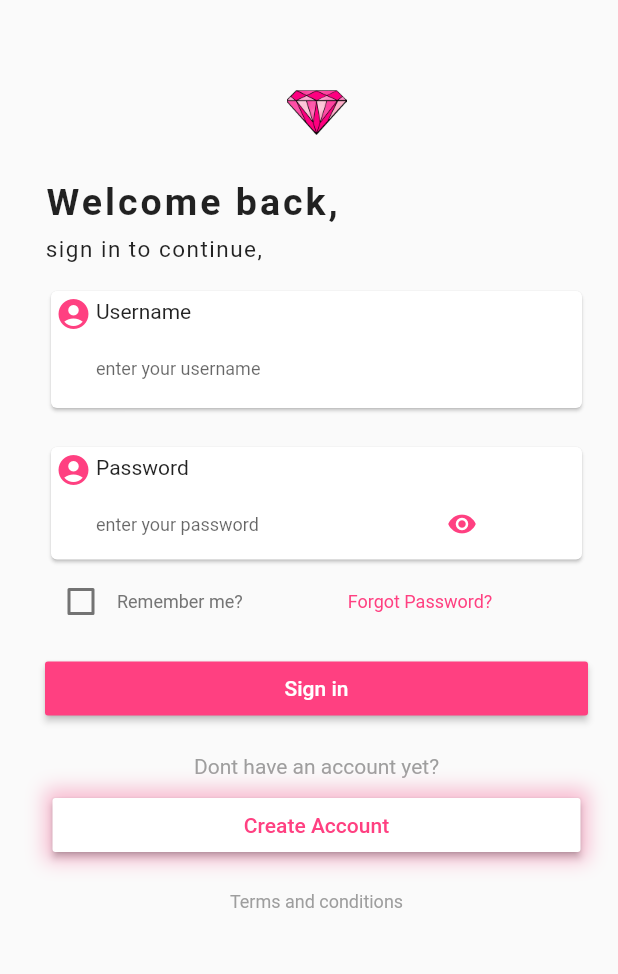
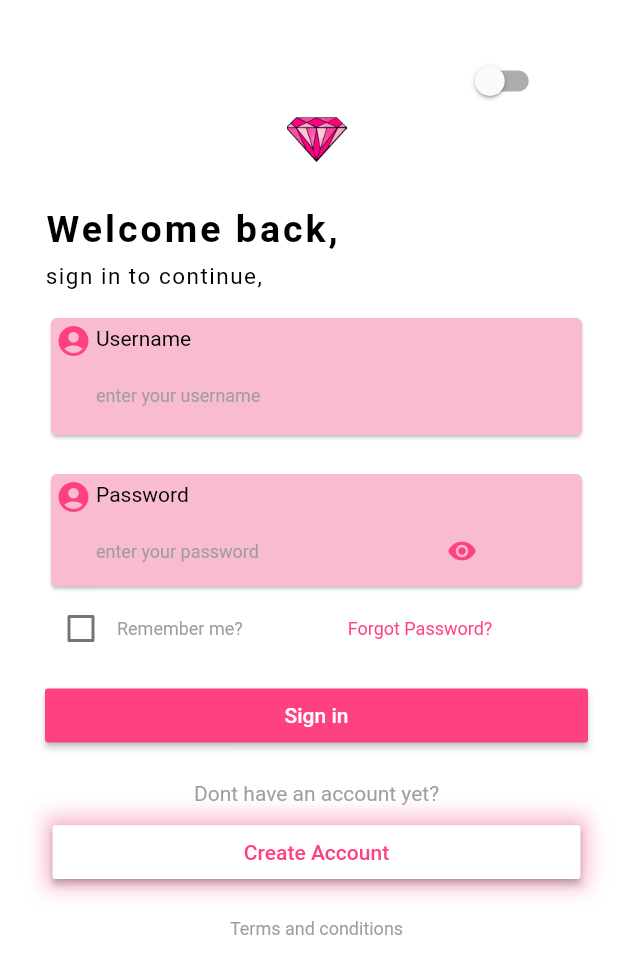
Before and after one commit to KimiyaZargari/flutter-weather-app, a Flutter app: the screen it shows after launch, on a phone screen of 412 x 824 dp. Shown: the top 974 px of the screen. Run offline on Flutter 3.47's test engine with Material 2 defaults, Android fonts, the phone set to English and light mode, and no system bars; our stand-ins replace dio.

Commit message:
add dark theme to login page

```diff
--- a/lib/pages/loading.dart
+++ b/lib/pages/loading.dart
@@ -25,6 +25,9 @@ class _LoadingState extends State<Loading> {
             'units': 'metric',
             'appid': '121bfe664777c886e1481f7feb830455'
           });
+
+      Response response2 = await Dio().post('https://postman-echo.com/post', data: 'num num');
+      print('kimiya $response2');
       WeatherData weatherData = weatherListFromJson(response.toString());
       Navigator.pushReplacementNamed(context, '/home', arguments: {
         'email': widget.loginData['email'],
--- a/lib/pages/login.dart
+++ b/lib/pages/login.dart
@@ -1,9 +1,9 @@
 import 'package:flutter/material.dart';
 import 'package:loginapp/loginModel.dart';
+import 'package:loginapp/theme.dart';
 import 'package:provider/provider.dart';
 
-void main() => runApp(MyApp()
-    );
+void main() => runApp(MyApp());
 
 class MyApp extends StatelessWidget {
   @override
@@ -16,18 +16,43 @@ class MyApp extends StatelessWidget {
 
 class Login extends StatelessWidget {
   final GlobalKey<FormState> _formKey = GlobalKey<FormState>();
+  bool switchOn = false;
+
   @override
   Widget build(BuildContext context) {
-    return Scaffold(
-      body: ChangeNotifierProvider<LoginModel>(
-        create: (context) => LoginModel(), child: SingleChildScrollView(
+    return MultiProvider(
+      providers: [
+        ChangeNotifierProvider(create: (context) => LoginModel()),
+        ChangeNotifierProvider(create: (context) => AppTheme()),
+      ],
+      child: Consumer<AppTheme>(
+        builder: (_, appTheme, __) => Scaffold(
+          backgroundColor: appTheme.backgroundColor,
+          body: SingleChildScrollView(
             child: Container(
               child: Padding(
-              padding: new EdgeInsets.fromLTRB(30.0, 60, 20, 30),
+                padding: new EdgeInsets.fromLTRB(30.0, 30, 20, 30),
                 child: Column(
                   mainAxisAlignment: MainAxisAlignment.start,
                   crossAxisAlignment: CrossAxisAlignment.stretch,
                   children: <Widget>[
+                    Padding(
+                      padding: const EdgeInsets.fromLTRB(
+                        250,
+                        0,
+                        0,
+                        0,
+                      ),
+                      child: Switch(
+                          value: appTheme.isDark,
+                          activeColor: Colors.deepOrange,
+                          onChanged: (bool value) {
+                            if (!appTheme.isDark)
+                              appTheme.darkTheme();
+                            else
+                              appTheme.lightTheme();
+                          }),
+                    ),
                     Image.asset(
                       'assets/logo.png',
                       width: 30,
@@ -39,6 +64,7 @@ class Login extends StatelessWidget {
                     Text(
                       'Welcome back,',
                       style: TextStyle(
+                        color: appTheme.mainText,
                         fontSize: 25,
                         fontWeight: FontWeight.bold,
                         letterSpacing: 2.0,
@@ -50,6 +76,7 @@ class Login extends StatelessWidget {
                     Text(
                       'sign in to continue,',
                       style: TextStyle(
+                        color: appTheme.mainText,
                         fontSize: 15,
                         letterSpacing: 1.0,
                       ),
@@ -64,29 +91,37 @@ class Login extends StatelessWidget {
                           child: Column(
                             children: <Widget>[
                               Card(
+                                color: appTheme.cardColor,
                                 child: Column(
                                   mainAxisAlignment: MainAxisAlignment.start,
-                                crossAxisAlignment: CrossAxisAlignment.stretch,
+                                  crossAxisAlignment:
+                                      CrossAxisAlignment.stretch,
                                   children: <Widget>[
                                     Row(
-                                    mainAxisAlignment: MainAxisAlignment.start,
-                                    crossAxisAlignment: CrossAxisAlignment.center,
+                                      mainAxisAlignment:
+                                          MainAxisAlignment.start,
+                                      crossAxisAlignment:
+                                          CrossAxisAlignment.center,
                                       children: <Widget>[
                                         Padding(
-                                        padding:
-                                            const EdgeInsets.fromLTRB(3, 3, 3, 0),
+                                          padding: const EdgeInsets.fromLTRB(
+                                              3, 3, 3, 0),
                                           child: Icon(
                                             Icons.account_circle,
-                                          color: Colors.pinkAccent,
+                                            color: appTheme.mainColor,
                                           ),
                                         ),
                                         Text(
                                           'Username',
+                                          style: TextStyle(
+                                            color: appTheme.mainText
+                                          ),
                                         ),
                                       ],
                                     ),
                                     Padding(
-                                    padding: EdgeInsets.fromLTRB(30.0, 0, 0, 3),
+                                      padding:
+                                          EdgeInsets.fromLTRB(30.0, 0, 0, 3),
                                       child: TextFormField(
                                         keyboardType: TextInputType.emailAddress,
                                         validator: validateEmail,
@@ -97,6 +132,7 @@ class Login extends StatelessWidget {
                                             border: InputBorder.none,
                                             hintText: 'enter your username',
                                             hintStyle: TextStyle(
+                                              color: appTheme.greyText,
                                               fontSize: 12.0,
                                             )),
                                       ),
@@ -108,24 +144,31 @@ class Login extends StatelessWidget {
                                 height: 18.0,
                               ),
                               Card(
+                                color: appTheme.cardColor,
                                 child: Column(
                                   mainAxisAlignment: MainAxisAlignment.start,
-                                crossAxisAlignment: CrossAxisAlignment.stretch,
+                                  crossAxisAlignment:
+                                      CrossAxisAlignment.stretch,
                                   children: <Widget>[
                                     Row(
-                                    mainAxisAlignment: MainAxisAlignment.start,
-                                    crossAxisAlignment: CrossAxisAlignment.center,
+                                      mainAxisAlignment:
+                                          MainAxisAlignment.start,
+                                      crossAxisAlignment:
+                                          CrossAxisAlignment.center,
                                       children: <Widget>[
                                         Padding(
-                                        padding:
-                                            const EdgeInsets.fromLTRB(3, 3, 3, 0),
+                                          padding: const EdgeInsets.fromLTRB(
+                                              3, 3, 3, 0),
                                           child: Icon(
                                             Icons.account_circle,
-                                          color: Colors.pinkAccent,
+                                            color: appTheme.mainColor,
                                           ),
                                         ),
                                         Text(
                                           'Password',
+                                          style: TextStyle(
+                                              color: appTheme.mainText
+                                          ),
                                         ),
                                       ],
                                     ),
@@ -145,6 +188,7 @@ class Login extends StatelessWidget {
                                                 border: InputBorder.none,
                                                 hintText: 'enter your password',
                                                 hintStyle: TextStyle(
+                                                  color: appTheme.greyText,
                                                   fontSize: 12.0,
                                                 )),
                                           ),
@@ -152,7 +196,8 @@ class Login extends StatelessWidget {
                                       ),
                                       IconButton(
                                         icon: Icon(Icons.remove_red_eye,
-                                          size: 20, color: Colors.pinkAccent),
+                                            size: 20,
+                                            color: appTheme.mainColor),
                                         onPressed: () {
                                           loginInfo.hidePassword =
                                               !loginInfo.hidePassword;
@@ -174,7 +219,7 @@ class Login extends StatelessWidget {
                         Text(
                           'Remember me?',
                           style: TextStyle(
-                          color: Colors.grey[600],
+                            color: appTheme.greyText,
                             fontSize: 12,
                           ),
                         ),
@@ -184,7 +229,7 @@ class Login extends StatelessWidget {
                         Text(
                           'Forgot Password?',
                           style: TextStyle(
-                          color: Colors.pinkAccent,
+                            color: appTheme.mainColor,
                             fontSize: 12,
                           ),
                         )
@@ -199,11 +244,12 @@ class Login extends StatelessWidget {
                           'Sign in',
                           style: TextStyle(color: Colors.white),
                         ),
-                      color: Colors.pinkAccent,
+                        color: appTheme.mainColor,
                         onPressed: () {
                           if (_formKey.currentState.validate()) {
                             _formKey.currentState.save();
-                          Navigator.pushNamed(context, '/loading', arguments: {
+                            Navigator.pushNamed(context, '/loading',
+                                arguments: {
                                   'email': loginInfo.email,
                                   'password': loginInfo.password
                                 });
@@ -220,7 +266,7 @@ class Login extends StatelessWidget {
                       child: Text(
                         'Dont have an account yet?',
                         style: TextStyle(
-                        color: Colors.grey,
+                          color: appTheme.greyText,
                         ),
                       ),
                     ),
@@ -231,7 +277,7 @@ class Login extends StatelessWidget {
                       decoration: BoxDecoration(
                         boxShadow: <BoxShadow>[
                           BoxShadow(
-                          color: Colors.pink[100],
+                            color: appTheme.cardColor,
                             blurRadius: 10,
                           )
                         ],
@@ -239,11 +285,11 @@ class Login extends StatelessWidget {
                       child: Padding(
                         padding: const EdgeInsets.fromLTRB(5, 0, 5, 0),
                         child: RaisedButton(
+                          color: appTheme.backgroundColor,
                           child: Text(
                             'Create Account',
-                          style: TextStyle(color: Colors.pinkAccent),
+                            style: TextStyle(color: appTheme.mainColor),
                           ),
-                        color: Colors.white,
                           onPressed: () {},
                         ),
                       ),
@@ -256,11 +302,12 @@ class Login extends StatelessWidget {
                         'Terms and conditions',
                         style: TextStyle(
                           fontSize: 12,
-                        color: Colors.grey,
+                          color: appTheme.greyText,
                         ),
                       ),
                     )
                   ],
+                ),
               ),
             ),
           ),
--- /dev/null
+++ b/lib/theme.dart
@@ -0,0 +1,30 @@
+import 'package:flutter/material.dart';
+
+class AppTheme extends ChangeNotifier{
+bool isDark = false;
+  Color backgroundColor = Colors.white;
+  Color mainColor = Colors.pinkAccent;
+  Color cardColor = Colors.pink[100];
+  Color mainText = Colors.black;
+  Color greyText = Colors.grey;
+
+  void darkTheme(){
+    backgroundColor = Colors.deepOrange[900];
+    mainColor = Colors.orange[200];
+    cardColor = Colors.orange[700];
+    mainText = Colors.white;
+    greyText = Colors.grey[300];
+    isDark = true;
+    notifyListeners();
+  }
+  void lightTheme(){
+    backgroundColor = Colors.white;
+    mainText = Colors.black;
+     mainColor = Colors.pinkAccent;
+     cardColor = Colors.pink[100];
+    greyText = Colors.grey;
+     isDark = false;
+     notifyListeners();
+
+  }
+}
```
Lines whose indentation alone changed are shown as unchanged.
